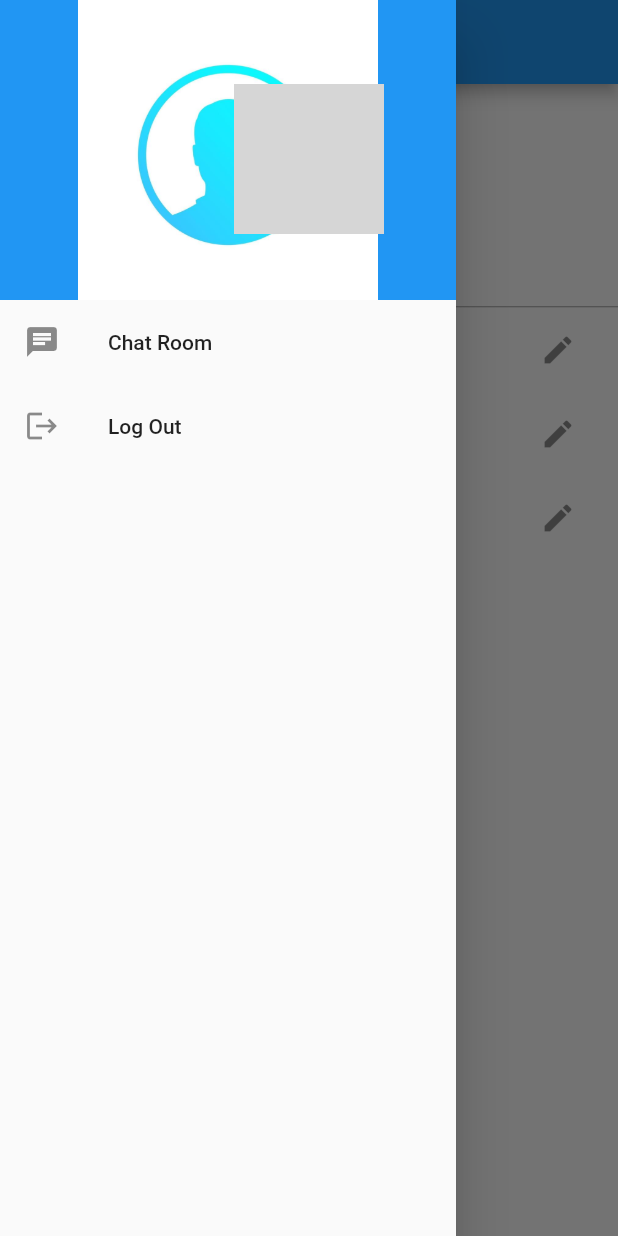
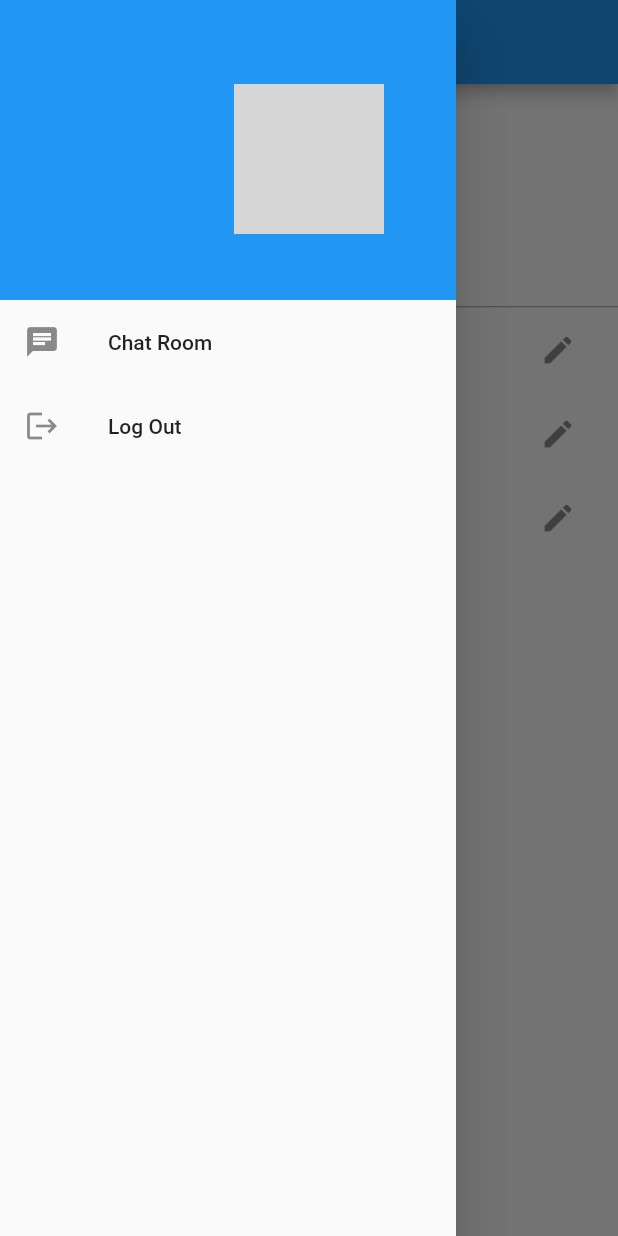
Before and after one commit to PrantoMondal/ChattingAppFlutter, a Flutter app: the UserProfilePage screen opened by its route, with the side drawer open, on a phone screen of 412 x 824 dp. Run offline on Flutter 3.47's test engine with Material 2 defaults, Android fonts, the phone set to English and light mode, and no system bars; our stand-ins replace cloud_firestore, firebase_auth, firebase_core, firebase_storage, image_picker; accounts and stored records are empty; network calls fail; grey boxes are pictures that could not be loaded.

Commit message:
error unsolved

```diff
--- a/lib/auth/auth_service.dart
+++ b/lib/auth/auth_service.dart
@@ -28,12 +28,10 @@ class AuthService {
   static Future<void> updateDisplayImage(String image)=>
   _auth.currentUser!.updatePhotoURL(image);
 
-  static updatePhoneNumber(String phone) async {
+  static Future<void> updatePhoneNumber(String phone) async {
     await FirebaseAuth.instance.verifyPhoneNumber(
       phoneNumber: phone,
-      verificationCompleted: (PhoneAuthCredential credential) {
-        _auth.currentUser!.updatePhoneNumber(credential);
-      },
+      verificationCompleted: (PhoneAuthCredential credential) {},
       verificationFailed: (FirebaseAuthException e) {},
       codeSent: (String verificationId, int? resendToken) {},
       codeAutoRetrievalTimeout: (String verificationId) {},
--- a/lib/db/dbhelper.dart
+++ b/lib/db/dbhelper.dart
@@ -9,31 +9,30 @@ class DBHelper {
   static final FirebaseFirestore _db = FirebaseFirestore.instance;
 
   static Future<void> addUser(UserModel userModel) {
-    final doc = _db.collection(collectionUser).doc(userModel.uId);
+    final doc = _db.collection(collectionUser).doc(userModel.uid);
     return doc.set(userModel.toMap());
   }
 
   static Future<void> addMsg(MessageModel messageModel) {
-    return _db
-        .collection(collectionRoomMessage)
+    return _db.collection(collectionRoomMessage)
         .doc()
         .set(messageModel.toMap());
   }
 
-  //Stream Builder
-  static Stream<DocumentSnapshot<Map<String, dynamic>>> getUserById(
-          String uID) =>
-      _db.collection(collectionUser).doc(uID).snapshots();
+  static Stream<DocumentSnapshot<Map<String, dynamic>>> getUserByUid(String uid) =>
+      _db.collection(collectionUser)
+          .doc(uid).snapshots();
 
-  // static Future<DocumentSnapshot<Map<String, dynamic>>> getUserByUidFuture(
-  //     String uID) =>
-  //     _db.collection(collectionUser).doc(uID).get();
+  static Future<DocumentSnapshot<Map<String, dynamic>>> getUserByUidFuture(String uid) =>
+      _db.collection(collectionUser)
+          .doc(uid).get();
 
   static Stream<QuerySnapshot<Map<String, dynamic>>> getAllChatRoomMessages() =>
-      _db.collection(collectionRoomMessage).orderBy('msgId',descending: true)
+      _db.collection(collectionRoomMessage)
+          .orderBy('msgId', descending: true)
           .snapshots();
 
-  static Future<void> updateProfile(String uId, Map<String, dynamic> map) {
-    return _db.collection(collectionUser).doc(uId).update(map);
+  static Future<void> updateProfile(String uid, Map<String, dynamic> map) {
+    return _db.collection(collectionUser).doc(uid).update(map);
   }
 }
--- a/lib/main.dart
+++ b/lib/main.dart
@@ -29,7 +29,7 @@ class MyApp extends StatelessWidget {
       theme: ThemeData(
         primarySwatch: Colors.blue,
       ),
-      initialRoute: LoginPage.routeName,
+      initialRoute: LauncherPage.routeName,
       routes: {
         LauncherPage.routeName: (_) => LauncherPage(),
         LoginPage.routeName: (_) => LoginPage(),
--- a/lib/models/user_model.dart
+++ b/lib/models/user_model.dart
@@ -1,16 +1,14 @@
-//reg er somoy userModel class er object create korbo
-
 class UserModel {
-  String? uId;
+  String? uid;
   String? name;
   String? email;
   String? mobile;
   String? image;
-  bool available = true;
+  bool available;
   String? deviceToken;
 
   UserModel(
-      {this.uId,
+      {this.uid,
       this.name,
       this.email,
       this.mobile,
@@ -20,24 +18,23 @@ class UserModel {
 
   Map<String, dynamic> toMap() {
     return <String, dynamic>{
-      'uId': uId,
+      'uid': uid,
       'name': name,
+      'mobile': mobile,
       'email': email,
-      'mobile': mobile,
       'image': image,
       'deviceToken': deviceToken,
-      'available': available
+      'available': available,
     };
   }
+
   factory UserModel.fromMap(Map<String, dynamic> map) => UserModel(
-      uId : map['uId'],
-      name : map['name'],
-      email : map['email'],
-      mobile : map['mobile'],
-      image : map['image'],
-      deviceToken : map['deviceToken'],
-      available : map['available']
+        uid: map['uid'],
+        name: map['name'],
+        mobile: map['mobile'],
+        email: map['email'],
+        image: map['image'],
+        deviceToken: map['deviceToken'],
+        available: map['available'],
       );
-
-
 }
--- a/lib/pages/login_page.dart
+++ b/lib/pages/login_page.dart
@@ -140,7 +140,7 @@ class _LoginPageState extends State<LoginPage> {
               emailController.text, passController.text);
           await AuthService.sendVerificationMail();
           final userModel = UserModel(
-            uId: AuthService.user!.uid,
+            uid: AuthService.user!.uid,
             email: AuthService.user!.email
           );
           if(mounted) {
--- a/lib/pages/user_profile_page.dart
+++ b/lib/pages/user_profile_page.dart
@@ -1,14 +1,15 @@
 import 'package:cloud_firestore/cloud_firestore.dart';
-import 'package:firebase_chatting_app/auth/auth_service.dart';
-import 'package:firebase_chatting_app/models/user_model.dart';
-import 'package:firebase_chatting_app/providers/user_provider.dart';
-import 'package:firebase_chatting_app/widgets/main_drawer.dart';
 import 'package:flutter/material.dart';
 import 'package:image_picker/image_picker.dart';
 import 'package:provider/provider.dart';
 
+import '../auth/auth_service.dart';
+import '../models/user_model.dart';
+import '../providers/user_provider.dart';
+import '../widgets/main_drawer.dart';
+
 class UserProfilePage extends StatefulWidget {
-  static const String routeName = '/userprofile';
+  static const String routeName = '/profile';
 
   const UserProfilePage({Key? key}) : super(key: key);
 
@@ -18,16 +19,15 @@ class UserProfilePage extends StatefulWidget {
 
 class _UserProfilePageState extends State<UserProfilePage> {
   final txtController = TextEditingController();
-
   @override
   void dispose() {
     txtController.dispose();
     super.dispose();
   }
-
+  @override
   Widget build(BuildContext context) {
     return Scaffold(
-      drawer: const MainDrawer(),
+      drawer: MainDrawer(),
       appBar: AppBar(
         title: const Text('My Profile'),
       ),
@@ -35,7 +35,7 @@ class _UserProfilePageState extends State<UserProfilePage> {
         child: Consumer<UserProvider>(
           builder: (context, provider, _) =>
               StreamBuilder<DocumentSnapshot<Map<String, dynamic>>>(
-                stream: provider.getUserById(AuthService.user!.uid),
+                stream: provider.getUserByUid(AuthService.user!.uid),
                 builder: (context, snapshot) {
                   if (snapshot.hasData) {
                     final userModel = UserModel.fromMap(snapshot.data!.data()!);
@@ -44,9 +44,9 @@ class _UserProfilePageState extends State<UserProfilePage> {
                         Center(
                           child: userModel.image == null
                               ? Image.asset(
-                              'images/person.jpg',
+                            'images/person.png',
+                            width: 100,
                             height: 100,
-                              width: 100,
                             fit: BoxFit.cover,
                           )
                               : Image.network(
@@ -54,23 +54,21 @@ class _UserProfilePageState extends State<UserProfilePage> {
                             width: 100,
                             height: 100,
                             fit: BoxFit.cover,
-                            )),
+                          ),
+                        ),
                         TextButton.icon(
+                          icon: const Icon(Icons.camera),
+                          label: const Text('Change Image'),
                           onPressed: _updateImage,
-                            icon: const Icon(Icons.photo),
-                            label: const Text('Change Image')),
-                        const Divider(
-                          color: Colors.grey,
-                          height: 1,
                         ),
+                        const Divider(color: Colors.grey, height: 1,),
                         ListTile(
-                          title: Text(userModel.name ?? 'No Display Name'),
+                          title: Text(userModel.name?? 'No Display name'),
                           trailing: IconButton(
                             icon: const Icon(Icons.edit),
                             onPressed: () {
                               showInputDialog('Display Name', userModel.name, (value) async {
-                                await provider.updateProfile(AuthService.user!.uid,
-                                    {'name': value});
+                                await provider.updateProfile(AuthService.user!.uid, {'name' : value});
                                 await AuthService.updateDisplayName(value);
                               });
                             },
@@ -80,34 +78,23 @@ class _UserProfilePageState extends State<UserProfilePage> {
                           title: Text(userModel.mobile ?? 'No Mobile Number'),
                           trailing: IconButton(
                             icon: const Icon(Icons.edit),
-                            onPressed: () {
-                              showInputDialog('Mobile Number', userModel.mobile, (value) {
-                                provider.updateProfile(AuthService.user!.uid,
-                                    {'mobile': value});
-                              });
-                            },
+                            onPressed: () {},
                           ),
                         ),
                         ListTile(
                           title: Text(userModel.email ?? 'No Email Address'),
                           trailing: IconButton(
                             icon: const Icon(Icons.edit),
-                            onPressed: () {
-                              showInputDialog('Email', userModel.email, (value) {
-                                provider.updateProfile(AuthService.user!.uid,
-                                    {'email': value});
-                              });
-                            },
+                            onPressed: () {},
                           ),
-                        )
+                        ),
                       ],
                     );
                   }
                   if (snapshot.hasError) {
                     return const Text('Failed to fetch data');
-                  } else {
+                  }
                   return const CircularProgressIndicator();
-                  }
                 },
               ),
         ),
@@ -116,17 +103,18 @@ class _UserProfilePageState extends State<UserProfilePage> {
   }
 
   void _updateImage() async {
-    final xFile = await ImagePicker()
-        .pickImage(source: ImageSource.gallery, imageQuality: 75);
-    if (xFile != null) {
+    final xFile = await ImagePicker().pickImage(source: ImageSource.camera, imageQuality: 75);
+    if(xFile != null) {
       try {
-        final downloadUrl =
-        await Provider.of<UserProvider>(context, listen: false)
-            .updateImage(xFile);
-        await Provider.of<UserProvider>(context, listen: false)
-            .updateProfile(AuthService.user!.uid, {'image': downloadUrl});
+        final downloadUrl = await Provider
+            .of<UserProvider>(context, listen: false).updateImage(xFile);
+        await Provider
+            .of<UserProvider>(context, listen: false).updateProfile(
+            AuthService.user!.uid,
+            {'image' : downloadUrl});
         await AuthService.updateDisplayImage(downloadUrl);
-      } catch (e) {
+
+      } catch(e) {
         rethrow;
       }
     }
@@ -134,28 +122,29 @@ class _UserProfilePageState extends State<UserProfilePage> {
 
   showInputDialog(String title, String? value, Function(String) onSaved) {
     txtController.text = value ?? '';
-    showDialog(
-        context: context,
-        builder: (context) =>
-            AlertDialog(
+    showDialog(context: context, builder: (context) => AlertDialog(
       title: Text(title),
       content: Padding(
-                padding: const EdgeInsets.all(8),
+        padding: const EdgeInsets.all(8.0),
         child: TextField(
           controller: txtController,
-                  decoration: InputDecoration(hintText: 'Enter $title'),
+          decoration: InputDecoration(
+              hintText: 'Enter $title'
+          ),
         ),
       ),
       actions: [
         TextButton(
           onPressed: () => Navigator.pop(context),
-                    child: const Text('Cancel')),
+          child: const Text('Cancel'),
+        ),
         TextButton(
           onPressed: () {
             onSaved(txtController.text);
             Navigator.pop(context);
           },
-                    child: const Text('Update')),
+          child: const Text('Update'),
+        ),
       ],
     ));
   }
--- a/lib/providers/user_provider.dart
+++ b/lib/providers/user_provider.dart
@@ -12,8 +12,8 @@ class UserProvider extends ChangeNotifier {
 
   Future<void> addUser(UserModel userModel) => DBHelper.addUser(userModel);
 
-  Stream<DocumentSnapshot<Map<String, dynamic>>> getUserById(String uID) =>
-      DBHelper.getUserById(uID);
+  Stream<DocumentSnapshot<Map<String, dynamic>>> getUserByUid(String uid) =>
+      DBHelper.getUserByUid(uid);
 
   Future<void> updateProfile(String uId, Map<String, dynamic>map) => DBHelper.updateProfile(uId, map);
 
--- a/lib/widgets/main_drawer.dart
+++ b/lib/widgets/main_drawer.dart
@@ -15,7 +15,6 @@ class MainDrawer extends StatelessWidget {
           Container(
             height: 200,
             color: Colors.blue,
-            child:  Image.asset('images/person.jpg')
           ),
           ListTile(
             onTap: (){
```
Also changed, not shown: lib/models/msg_model.dart (+14 -11 lines), lib/pages/chat_room_page.dart (+4 -3 lines). Lines whose indentation alone changed are shown as unchanged.
